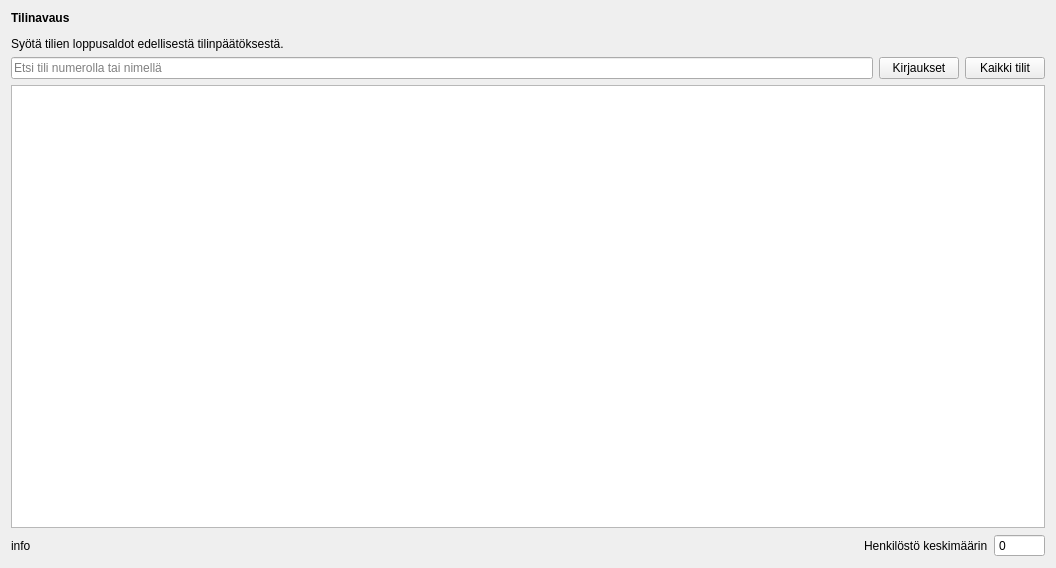
artoh/kitupiikki, file kitupiikki/maaritys/tilinavaus.ui: the form before one commit.
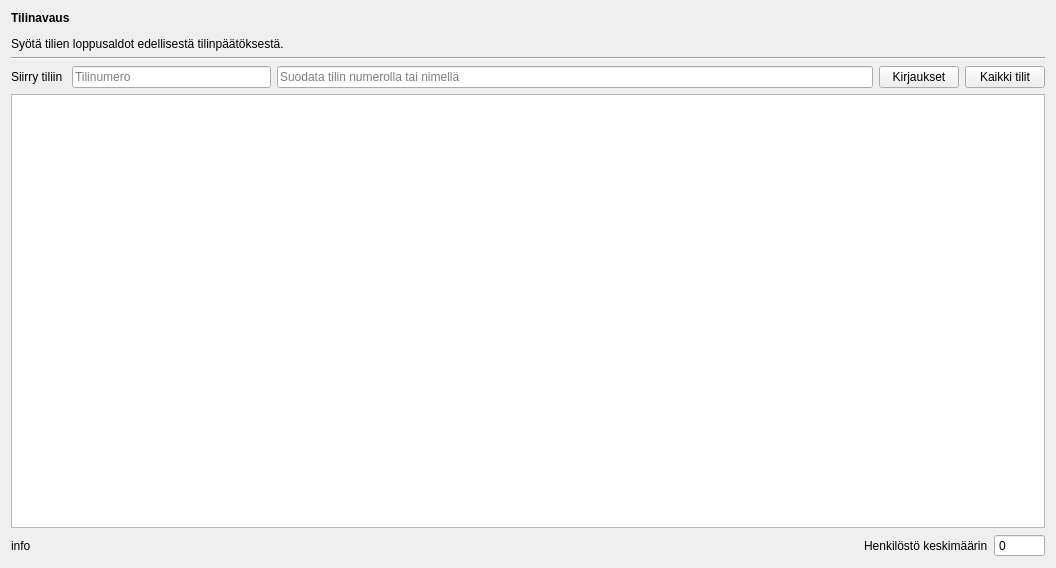
The form after the commit. Icons and pictures are not drawn.

Commit message: Tilinavaus tallentuu!

```diff
--- a/kitupiikki/maaritys/tilinavaus.ui
+++ b/kitupiikki/maaritys/tilinavaus.ui
@@ -15,18 +15,46 @@
   </property>
   <layout class="QVBoxLayout" name="verticalLayout">
    <item>
-    <widget class="QLabel" name="label">
-     <property name="text">
-      <string>&lt;html&gt;&lt;head/&gt;&lt;body&gt;&lt;p&gt;&lt;span style=&quot; font-weight:600;&quot;&gt;Tilinavaus&lt;/span&gt;&lt;/p&gt;&lt;p&gt;Syötä tilien loppusaldot edellisestä tilinpäätöksestä.&lt;/p&gt;&lt;/body&gt;&lt;/html&gt;</string>
+    <layout class="QHBoxLayout" name="horizontalLayout_2">
+     <item>
+      <widget class="QLabel" name="label">
+       <property name="text">
+        <string>&lt;html&gt;&lt;head/&gt;&lt;body&gt;&lt;p&gt;&lt;span style=&quot; font-weight:600;&quot;&gt;Tilinavaus&lt;/span&gt;&lt;/p&gt;&lt;p&gt;Syötä tilien loppusaldot edellisestä tilinpäätöksestä.&lt;/p&gt;&lt;/body&gt;&lt;/html&gt;</string>
+       </property>
+      </widget>
+     </item>
+    </layout>
+   </item>
+   <item>
+    <widget class="Line" name="line">
+     <property name="orientation">
+      <enum>Qt::Horizontal</enum>
      </property>
     </widget>
    </item>
    <item>
-    <layout class="QHBoxLayout" name="horizontalLayout_2">
+    <layout class="QHBoxLayout" name="horizontalLayout_3" stretch="0,1,3,0,0">
+     <item>
+      <widget class="QLabel" name="label_3">
+       <property name="text">
+        <string>Siirry tiliin </string>
+       </property>
+      </widget>
+     </item>
+     <item>
+      <widget class="QLineEdit" name="siirryEdit">
+       <property name="maxLength">
+        <number>10</number>
+       </property>
+       <property name="placeholderText">
+        <string>Tilinumero</string>
+       </property>
+      </widget>
+     </item>
      <item>
       <widget class="QLineEdit" name="etsiEdit">
        <property name="placeholderText">
-        <string>Etsi tili numerolla tai nimellä</string>
+        <string>Suodata tilin numerolla tai nimellä</string>
        </property>
       </widget>
      </item>
```
The commit also changes 15 other files.
